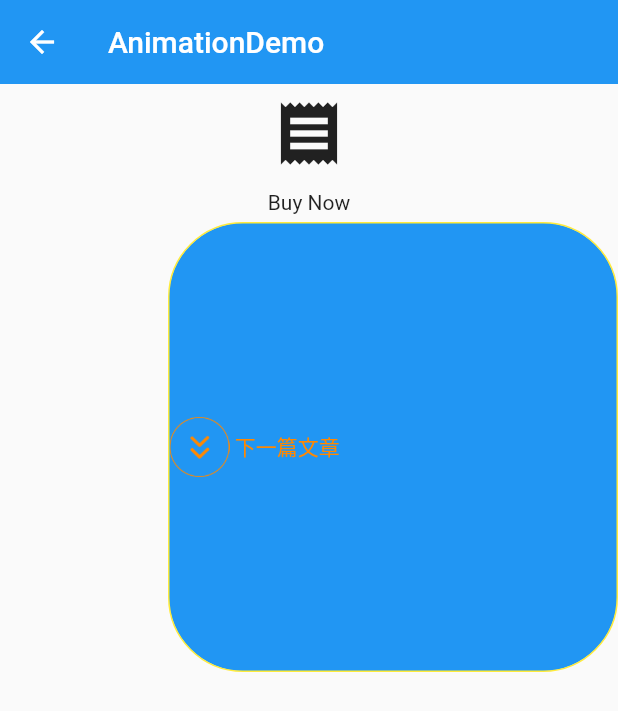
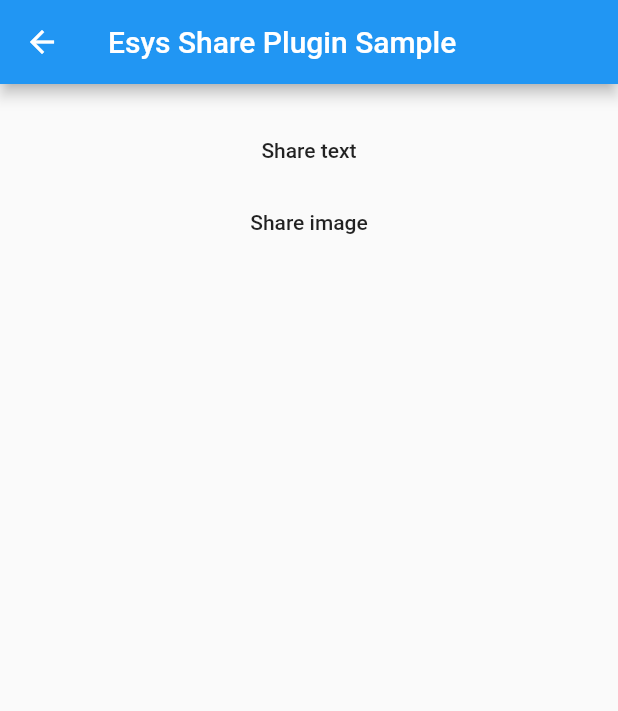
Before and after one commit to vtesoho/flutter-demo, a Flutter app: the screen it shows after launch, on a phone screen of 412 x 824 dp. Shown: the top 711 px of the screen. Run offline on Flutter 3.47's test engine with Material 2 defaults, Android fonts, the phone set to English and light mode, and no system bars; missing offline and left inert: esys_flutter_share.

```diff
--- a/lib/main.dart
+++ b/lib/main.dart
@@ -1,5 +1,8 @@
 import 'package:flutter/material.dart';
 import 'package:fluttershuachi/pages/animation.dart';
+import 'package:fluttershuachi/pages/home.dart';
+import 'package:fluttershuachi/pages/share_demo.dart';
+import 'package:fluttershuachi/pages/test_status_demo.dart';
 
 void main () => runApp(App());
 
@@ -10,10 +13,12 @@ class App extends StatelessWidget {
   Widget build(BuildContext context) {
     return MaterialApp(
       debugShowCheckedModeBanner: false,
-      initialRoute: '/animation',
+      initialRoute: '/shart',
       routes: {
         '/': (context) => Home(),
         '/animation': (context) => AnimationDemo(),
+        '/teststatus': (context) => TestStatusDemo(),
+        '/shart': (context) => ShartDemo(),
       },
       theme: ThemeData(
         highlightColor: Color.fromARGB(255, 255, 255, 255)
@@ -21,19 +26,3 @@ class App extends StatelessWidget {
     );
   }
 }
-
-
-class Home extends StatelessWidget {
-
-  @override
-  Widget build(BuildContext context) {
-    return Scaffold(
-      appBar: AppBar(
-        title: Text('Home'),
-      ),
-      body: Center(
-        child: Text('Home Boyd'),
-      ),
-    );
-  }
-}
--- /dev/null
+++ b/lib/pages/share_demo.dart
@@ -0,0 +1,59 @@
+import 'package:flutter/material.dart';
+import 'package:flutter/services.dart';
+import 'package:esys_flutter_share/esys_flutter_share.dart';
+
+void main() => runApp(MaterialApp(
+      home: MaterialApp(
+        home: ShartDemo(),
+      ),
+    ));
+
+class ShartDemo extends StatefulWidget {
+  ShartDemo();
+
+  @override
+  _ShartDemoState createState() => _ShartDemoState();
+}
+
+class _ShartDemoState extends State<ShartDemo> {
+  @override
+  Widget build(BuildContext context) {
+    return Scaffold(
+        appBar: AppBar(
+          title: Text('Esys Share Plugin Sample'),
+        ),
+        body: Container(
+            padding: const EdgeInsets.all(20.0),
+            child: ListView(
+              children: <Widget>[
+                MaterialButton(
+                  child: Text('Share text'),
+                  onPressed: () async => await _shareText(),
+                ),
+                MaterialButton(
+                  child: Text('Share image'),
+                  onPressed: () async => await _shareImage(),
+                ),
+              ],
+            )));
+  }
+
+  Future _shareText() async {
+    try {
+      await EsysFlutterShare.shareText(
+          'This is my text to share with other applications.', 'my text title');
+    } catch (e) {
+      print('error: $e');
+    }
+  }
+
+  Future _shareImage() async {
+    try {
+      final ByteData bytes = await rootBundle.load('/images/image.jpg');
+      await EsysFlutterShare.shareImage(
+          'myImageTest.png', bytes, 'my image title');
+    } catch (e) {
+      print('error: $e');
+    }
+  }
+}
--- /dev/null
+++ b/lib/pages/test_status_demo.dart
@@ -0,0 +1,57 @@
+
+
+import 'package:flutter/material.dart';
+
+class TestStatusDemo extends StatelessWidget {
+
+  @override
+  Widget build(BuildContext context) {
+    return MaterialApp(
+      home: Scaffold(
+        appBar: AppBar(
+          title: Text('input'),
+          brightness: Brightness.dark,
+          elevation: 2.0,
+
+        )
+      ),
+    );
+    // return
+    // ListView(
+    //   children: <Widget>[
+    //     Container(
+    //       height: 200,
+    //       color: Colors.blue,
+    //     ),
+    //     Container(
+    //       height: 200,
+    //       color: Colors.white,
+    //     ),
+    //     Container(
+    //       height: 200,
+    //       color: Colors.blue,
+    //     ),
+    //     Container(
+    //       height: 200,
+    //       color: Colors.white,
+    //     ),
+    //     Container(
+    //       height: 200,
+    //       color: Colors.blue,
+    //     ),
+    //     Container(
+    //       height: 200,
+    //       color: Colors.white,
+    //     ),
+    //     Container(
+    //       height: 200,
+    //       color: Colors.blue,
+    //     ),
+    //     Container(
+    //       height: 200,
+    //       color: Colors.white,
+    //     )
+    //   ],
+    // );
+  }
+}
--- a/pubspec.yaml
+++ b/pubspec.yaml
@@ -28,6 +28,7 @@ dev_dependencies:
   flutter_test:
     sdk: flutter
   flutter_staggered_grid_view: "^0.2.7"
+  esys_flutter_share: "^0.0.9"
 
 # For information on the generic Dart part of this file, see the
 # following page: https://www.dartlang.org/tools/pub/pubspec
```
Also changed, not shown: lib/pages/home.dart (added, +16 -0 lines), images/image.jpg (added), pubspec.lock.
